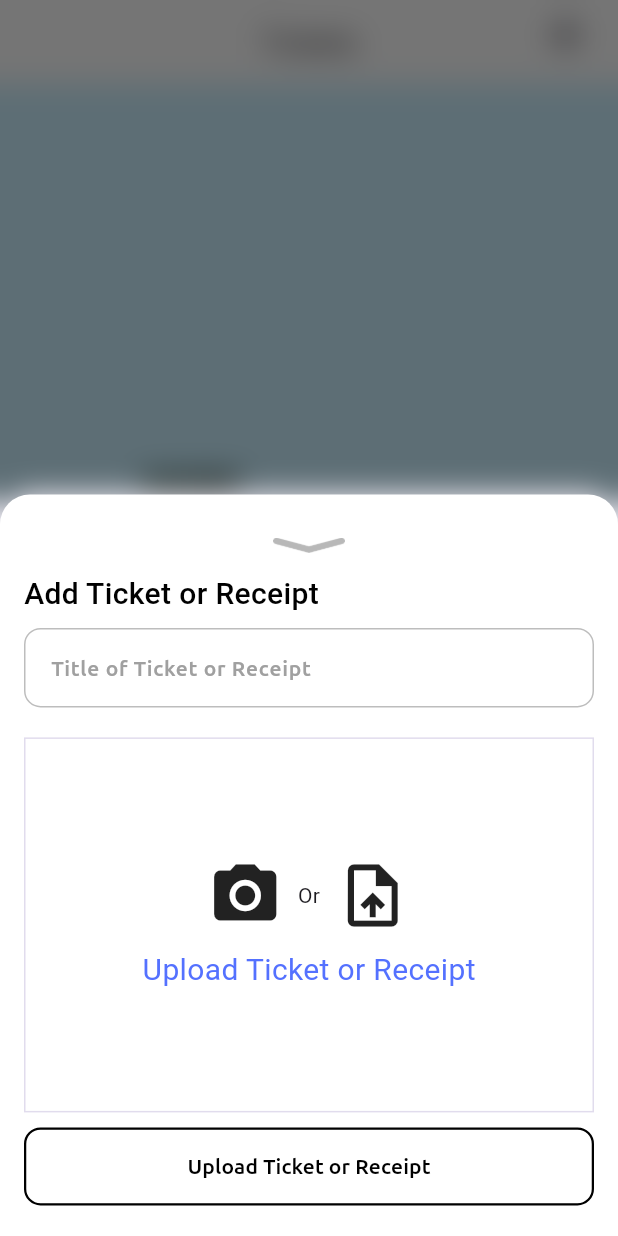
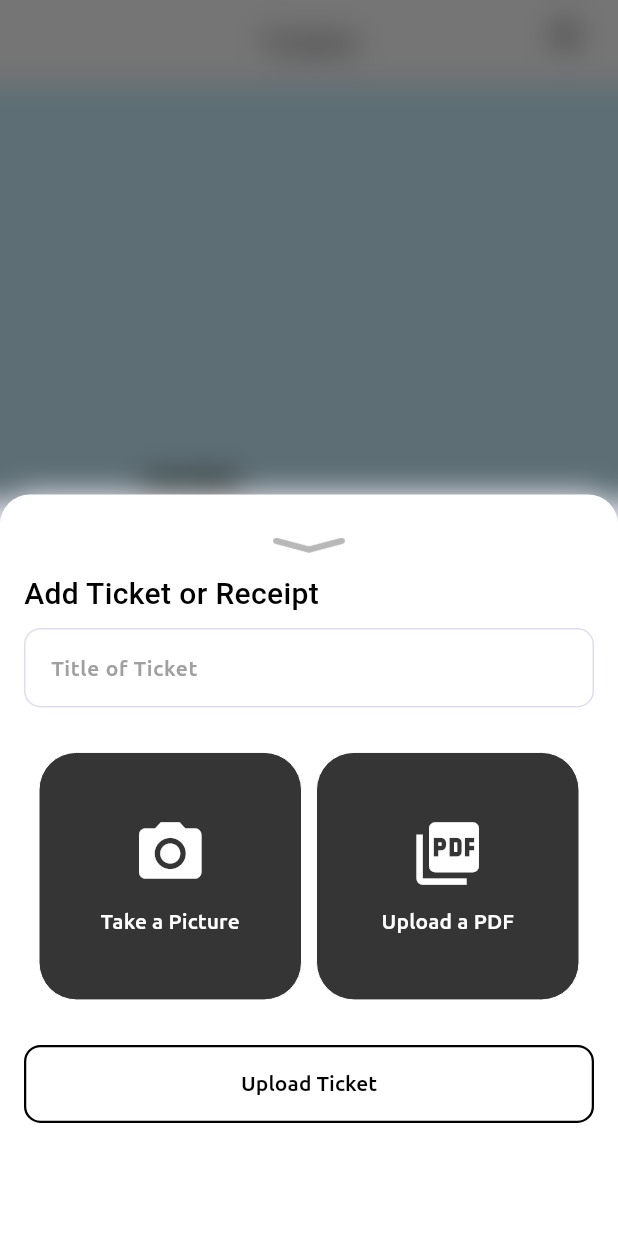
Before and after one commit to mithuGit/TripTip, a Flutter app: the Ticket screen opened by its route, after a tap on the "add" icon, on a phone screen of 412 x 824 dp. Run offline on Flutter 3.47's test engine with Material 3 defaults, Android fonts, the phone set to English and light mode, and no system bars; our stand-ins replace cloud_firestore, file_picker, firebase_auth, firebase_core, firebase_messaging, firebase_storage and 12 more; missing offline and left inert: flutter_facebook_auth, flutter_pdfview, flutter_polyline_points, flutter_quill, flutter_stripe, pdf_render and 1 more; accounts and stored records are empty; generated files the repository leaves out were written again; Roboto replaces fonts that are missing (fonts/Ubuntu-Regular.ttf); project files that could hold a hidden picture were left out.

Commit message:
kleiner vorschlag

```diff
--- a/lib/ui/styles/Styles.dart
+++ b/lib/ui/styles/Styles.dart
@@ -110,4 +110,10 @@ class Styles {
       fontSize: 16,
       fontWeight: FontWeight.bold,
       color: Colors.white);
+  static const centerText = TextStyle(
+      fontFamily: 'fonts/Ubuntu-Regular.ttf',
+      fontSize: 15,
+      fontWeight: FontWeight.w400,
+      color: Colors.white
+  );
 }
--- a/lib/ui/views/ticket/ticket.dart
+++ b/lib/ui/views/ticket/ticket.dart
@@ -4,6 +4,7 @@ import 'package:firebase_storage/firebase_storage.dart';
 import 'package:flutter/material.dart';
 import 'package:flutter_slidable/flutter_slidable.dart';
 import 'package:internet_praktikum/ui/widgets/bottom_sheet.dart';
+import 'package:internet_praktikum/ui/widgets/centerText.dart';
 import 'package:internet_praktikum/ui/widgets/headerWidgets/topbar.dart';
 import 'package:internet_praktikum/ui/widgets/ticketWidgets/createTicketWidget.dart';
 import 'package:internet_praktikum/ui/widgets/ticketWidgets/ticketContainer.dart';
@@ -74,8 +75,7 @@ class _TicketState extends State<Ticket> {
                   return const Center(child: CircularProgressIndicator());
                 }
                 if (currentTrip.hasError) {
-                  return const Center(
-                      child: Text("Error while fetching Selectedtrip"));
+                  return const CenterText(text: "Error while fetching Selectedtrip");
                 }
                 //Todo: change selected Trio to DocumentReference
                 return StreamBuilder<QuerySnapshot>(
@@ -90,13 +90,10 @@ class _TicketState extends State<Ticket> {
                       }
                       if (snapshot.hasError) {
                         debugPrint(snapshot.error.toString());
-                        return const Center(
-                            child: Text("Error while fetching tickets"));
+                        return const CenterText(text: "Error while fetching Tickets");
                       }
                       if (snapshot.data!.docs.isEmpty) {
-                        return const Center(
-                            child: Text(
-                                "No Tickets found, press the + button to add one"));
+                        return const CenterText(text: "No Tickets found, press the + button to add one");
                       }
                       return ListView(
                         children: snapshot.data!.docs
--- /dev/null
+++ b/lib/ui/widgets/centerText.dart
@@ -0,0 +1,23 @@
+import 'package:flutter/material.dart';
+import 'package:internet_praktikum/ui/styles/Styles.dart';
+
+class CenterText extends StatelessWidget {
+  final String text;
+  const CenterText({super.key, required this.text});
+  @override
+  Widget build(BuildContext context) {
+    return Center(
+      child: Container(
+        padding: const EdgeInsets.only(left: 20, right: 20, top: 12, bottom: 12),
+        decoration: BoxDecoration(
+          borderRadius: BorderRadius.circular(34.5),
+          color: const Color.fromARGB(255, 43, 43, 43).withOpacity(0.90),
+        ),
+        child: Text(
+          text,
+          style: Styles.centerText,
+        ),
+      ),
+    );
+  }
+}
--- a/lib/ui/widgets/ticketWidgets/createTicketWidget.dart
+++ b/lib/ui/widgets/ticketWidgets/createTicketWidget.dart
@@ -1,6 +1,7 @@
 // ignore_for_file: avoid_print
 
 import 'dart:io';
+import 'dart:math';
 import 'package:cloud_firestore/cloud_firestore.dart';
 import 'package:firebase_auth/firebase_auth.dart';
 import 'package:firebase_storage/firebase_storage.dart';
@@ -8,6 +9,7 @@ import 'package:flutter/material.dart';
 import 'package:image_picker/image_picker.dart';
 import 'package:internet_praktikum/ui/styles/Styles.dart';
 import 'package:internet_praktikum/ui/widgets/inputfield.dart';
+import 'package:internet_praktikum/ui/widgets/modalButton.dart';
 import 'package:internet_praktikum/ui/widgets/my_button.dart';
 import 'package:file_picker/file_picker.dart';
 import 'package:pdf_render/pdf_render.dart';
@@ -76,7 +78,6 @@ class _CreateTicketsWidgetState extends State<CreateTicketsWidget> {
           "createdBy": FirebaseAuth.instance.currentUser!.uid,
           "createdAt": DateTime.now(),
         });
-
       });
       await uploadTask!.whenComplete(() {});
 
@@ -169,15 +170,28 @@ class _CreateTicketsWidgetState extends State<CreateTicketsWidget> {
       children: [
         InputField(
             controller: titleOfTicket,
-            borderColor: Colors.grey.shade400,
+            borderColor: Theme.of(context).colorScheme.primary.withOpacity(0.2),
             focusedBorderColor: const Color.fromARGB(255, 84, 113, 255),
-            hintText: "Title of Ticket or Receipt",
+            hintText: "Title of Ticket",
             obscureText: false),
         const SizedBox(height: 20),
-
+        if (pickedFile == null && selectedImage == null) ...[
+          GridView.count(
+            shrinkWrap: true,
+            crossAxisCount: 2,
+            crossAxisSpacing: 10,
+            mainAxisSpacing: 10,
+            padding: const EdgeInsets.all(10),
+            children: [
+              ModalButton(onTap: takePicture, icon: Icons.photo_camera , text: "Take a Picture"),
+              ModalButton(onTap: selectedFile,icon: Icons.picture_as_pdf , text: "Upload a PDF"),
+            ],
+          ),
+        ] else
           //Ticket or Receip Upload
           Container(
               decoration: BoxDecoration(
+                borderRadius: BorderRadius.circular(10),
                 border: Border.all(
                   width: 1,
                   color: Theme.of(context).colorScheme.primary.withOpacity(0.2),
@@ -191,14 +205,14 @@ class _CreateTicketsWidgetState extends State<CreateTicketsWidget> {
                       // Nochmal neues Bild erstellen, wenn man drauf klickt
                       onTap: () => takePicture(),
                       child: Image.file(
+
                         selectedImage!,
                         fit: BoxFit.cover,
                         width: double.infinity,
                         height: double.infinity,
                       ),
                     )
-              : pickedFile != null
-                  ? GestureDetector(
+                  : GestureDetector(
                       // Nochmal neues File erstellen, wenn man drauf klickt
                       onTap: () => selectedFile(),
                       child: isPdf
@@ -229,41 +243,7 @@ class _CreateTicketsWidgetState extends State<CreateTicketsWidget> {
                               width: double.infinity,
                               height: double.infinity,
                             ),
-                    )
-                  : GestureDetector(
-                      onTap: () => showAlertDialog(context),
-                      child: const Column(
-                        mainAxisAlignment: MainAxisAlignment.center,
-                        children: [
-                          Row(
-                            mainAxisAlignment: MainAxisAlignment.center,
-                            children: [
-                              Icon(
-                                Icons.camera_alt,
-                                size: 50,
-                              ),
-                              SizedBox(width: 10),
-                              Text("Or"),
-                              SizedBox(width: 10),
-                              Icon(
-                                Icons.upload_file_outlined,
-                                size: 50,
-                              ),
-                            ],
-                          ),
-                          SizedBox(height: 10),
-                          Text(
-                            "Upload Ticket or Receipt",
-                            style: TextStyle(
-                              color: Color.fromARGB(255, 84, 113, 255),
-                              fontSize: 20,
-                            ),
-                          ),
-                        ],
-                      ),
-                    ),
-        ),
-
+                    )),
         const SizedBox(height: 10),
         MyButton(
           borderColor: Colors.black,
@@ -288,7 +268,7 @@ class _CreateTicketsWidgetState extends State<CreateTicketsWidget> {
               }
             }
           },
-          text: "Upload Ticket or Receipt",
+          text: "Upload Ticket",
         ),
       ],
     );
```
Lines whose indentation alone changed are shown as unchanged.
